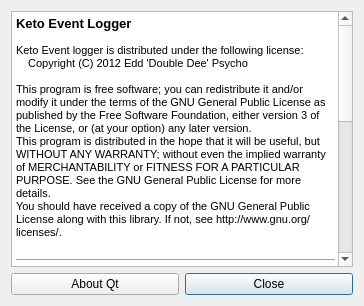
First picture: the form in gui_license.ui, repository FrankMamuda/ketoevent, before the edit.
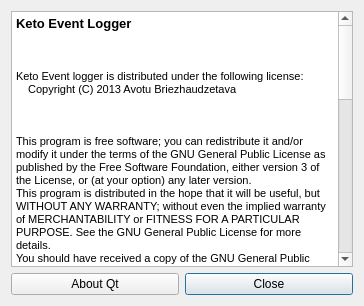
Second picture: the form after the edit. Icons and pictures are not drawn.

Diff of the .ui file:
```diff
--- a/gui_license.ui
+++ b/gui_license.ui
@@ -24,27 +24,34 @@
       <string>&lt;!DOCTYPE HTML PUBLIC &quot;-//W3C//DTD HTML 4.0//EN&quot; &quot;http://www.w3.org/TR/REC-html40/strict.dtd&quot;&gt;
 &lt;html&gt;&lt;head&gt;&lt;meta name=&quot;qrichtext&quot; content=&quot;1&quot; /&gt;&lt;style type=&quot;text/css&quot;&gt;
 p, li { white-space: pre-wrap; }
-&lt;/style&gt;&lt;/head&gt;&lt;body style=&quot; font-family:'DejaVu Sans'; font-size:9pt; font-weight:400; font-style:normal;&quot;&gt;
-&lt;p style=&quot; margin-top:0px; margin-bottom:0px; margin-left:0px; margin-right:0px; -qt-block-indent:0; text-indent:0px;&quot;&gt;&lt;span style=&quot; font-family:'MS Shell Dlg 2'; font-size:10pt; font-weight:600;&quot;&gt;Keto Event Logger&lt;/span&gt;&lt;/p&gt;
-&lt;p style=&quot;-qt-paragraph-type:empty; margin-top:0px; margin-bottom:0px; margin-left:0px; margin-right:0px; -qt-block-indent:0; text-indent:0px; font-family:'MS Shell Dlg 2'; font-size:8pt;&quot;&gt;&lt;br /&gt;&lt;/p&gt;
-&lt;p style=&quot; margin-top:0px; margin-bottom:0px; margin-left:0px; margin-right:0px; -qt-block-indent:0; text-indent:0px;&quot;&gt;&lt;span style=&quot; font-family:'MS Shell Dlg 2'; font-size:8pt;&quot;&gt;Keto Event logger is distributed under the following license:&lt;/span&gt;&lt;/p&gt;
-&lt;p style=&quot; margin-top:0px; margin-bottom:0px; margin-left:0px; margin-right:0px; -qt-block-indent:0; text-indent:0px;&quot;&gt;&lt;span style=&quot; font-family:'Courier New,courier'; font-size:8pt;&quot;&gt;    Copyright (C) 2012 Edd 'Double Dee' Psycho&lt;/span&gt;&lt;/p&gt;
-&lt;p style=&quot;-qt-paragraph-type:empty; margin-top:0px; margin-bottom:0px; margin-left:0px; margin-right:0px; -qt-block-indent:0; text-indent:0px; font-family:'MS Shell Dlg 2'; font-size:8pt;&quot;&gt;&lt;br /&gt;&lt;/p&gt;
-&lt;p style=&quot; margin-top:0px; margin-bottom:0px; margin-left:0px; margin-right:0px; -qt-block-indent:0; text-indent:0px;&quot;&gt;&lt;span style=&quot; font-family:'MS Shell Dlg 2'; font-size:8pt;&quot;&gt;This program is free software; you can redistribute it and/or modify it under the terms of the GNU General Public License as published by the Free Software Foundation, either version 3 of the License, or (at your option) any later version.&lt;/span&gt;&lt;/p&gt;
-&lt;p style=&quot; margin-top:0px; margin-bottom:0px; margin-left:0px; margin-right:0px; -qt-block-indent:0; text-indent:0px;&quot;&gt;&lt;span style=&quot; font-family:'MS Shell Dlg 2'; font-size:8pt;&quot;&gt;This program is distributed in the hope that it will be useful, but WITHOUT ANY WARRANTY; without even the implied warranty of MERCHANTABILITY or FITNESS FOR A PARTICULAR PURPOSE. See the GNU General Public License for more details. &lt;/span&gt;&lt;/p&gt;
-&lt;p style=&quot; margin-top:0px; margin-bottom:0px; margin-left:0px; margin-right:0px; -qt-block-indent:0; text-indent:0px;&quot;&gt;&lt;span style=&quot; font-family:'MS Shell Dlg 2'; font-size:8pt;&quot;&gt;You should have received a copy of the GNU General Public License along with this library. If not, see http://www.gnu.org/licenses/. &lt;/span&gt;&lt;/p&gt;
-&lt;p style=&quot;-qt-paragraph-type:empty; margin-top:0px; margin-bottom:0px; margin-left:0px; margin-right:0px; -qt-block-indent:0; text-indent:0px; font-family:'MS Shell Dlg 2'; font-size:8pt;&quot;&gt;&lt;br /&gt;&lt;/p&gt;
+&lt;/style&gt;&lt;/head&gt;&lt;body style=&quot; font-family:'MS Shell Dlg 2'; font-size:8.25pt; font-weight:400; font-style:normal;&quot;&gt;
+&lt;p style=&quot; margin-top:0px; margin-bottom:0px; margin-left:0px; margin-right:0px; -qt-block-indent:0; text-indent:0px;&quot;&gt;&lt;span style=&quot; font-size:10pt; font-weight:600;&quot;&gt;Keto Event Logger&lt;/span&gt;&lt;/p&gt;
+&lt;p style=&quot;-qt-paragraph-type:empty; margin-top:0px; margin-bottom:0px; margin-left:0px; margin-right:0px; -qt-block-indent:0; text-indent:0px; font-size:8pt;&quot;&gt;&lt;/p&gt;
+&lt;p style=&quot; margin-top:0px; margin-bottom:0px; margin-left:0px; margin-right:0px; -qt-block-indent:0; text-indent:0px;&quot;&gt;&lt;span style=&quot; font-size:8pt;&quot;&gt;&lt;br /&gt;&lt;/span&gt;&lt;/p&gt;
+&lt;p style=&quot; margin-top:0px; margin-bottom:0px; margin-left:0px; margin-right:0px; -qt-block-indent:0; text-indent:0px;&quot;&gt;&lt;span style=&quot; font-size:8pt;&quot;&gt;Keto Event logger is distributed under the following license:&lt;/span&gt;&lt;/p&gt;
+&lt;p style=&quot; margin-top:0px; margin-bottom:0px; margin-left:0px; margin-right:0px; -qt-block-indent:0; text-indent:0px;&quot;&gt;&lt;span style=&quot; font-family:'Courier New,courier'; font-size:8pt;&quot;&gt;    Copyright (C) 2013 Avotu Briezhaudzetava&lt;/span&gt;&lt;/p&gt;
+&lt;p style=&quot;-qt-paragraph-type:empty; margin-top:0px; margin-bottom:0px; margin-left:0px; margin-right:0px; -qt-block-indent:0; text-indent:0px; font-size:8pt;&quot;&gt;&lt;/p&gt;
+&lt;p style=&quot; margin-top:0px; margin-bottom:0px; margin-left:0px; margin-right:0px; -qt-block-indent:0; text-indent:0px;&quot;&gt;&lt;span style=&quot; font-size:8pt;&quot;&gt;&lt;br /&gt;&lt;/span&gt;&lt;/p&gt;
+&lt;p style=&quot; margin-top:0px; margin-bottom:0px; margin-left:0px; margin-right:0px; -qt-block-indent:0; text-indent:0px;&quot;&gt;&lt;span style=&quot; font-size:8pt;&quot;&gt;This program is free software; you can redistribute it and/or modify it under the terms of the GNU General Public License as published by the Free Software Foundation, either version 3 of the License, or (at your option) any later version.&lt;/span&gt;&lt;/p&gt;
+&lt;p style=&quot; margin-top:0px; margin-bottom:0px; margin-left:0px; margin-right:0px; -qt-block-indent:0; text-indent:0px;&quot;&gt;&lt;span style=&quot; font-size:8pt;&quot;&gt;This program is distributed in the hope that it will be useful, but WITHOUT ANY WARRANTY; without even the implied warranty of MERCHANTABILITY or FITNESS FOR A PARTICULAR PURPOSE. See the GNU General Public License for more details. &lt;/span&gt;&lt;/p&gt;
+&lt;p style=&quot; margin-top:0px; margin-bottom:0px; margin-left:0px; margin-right:0px; -qt-block-indent:0; text-indent:0px;&quot;&gt;&lt;span style=&quot; font-size:8pt;&quot;&gt;You should have received a copy of the GNU General Public License along with this library. If not, see http://www.gnu.org/licenses/. &lt;/span&gt;&lt;/p&gt;
+&lt;p style=&quot;-qt-paragraph-type:empty; margin-top:0px; margin-bottom:0px; margin-left:0px; margin-right:0px; -qt-block-indent:0; text-indent:0px; font-size:8pt;&quot;&gt;&lt;/p&gt;
+&lt;p style=&quot; margin-top:0px; margin-bottom:0px; margin-left:0px; margin-right:0px; -qt-block-indent:0; text-indent:0px;&quot;&gt;&lt;span style=&quot; font-size:8pt;&quot;&gt;&lt;br /&gt;&lt;/span&gt;&lt;/p&gt;
 &lt;hr /&gt;
-&lt;p style=&quot;-qt-paragraph-type:empty; margin-top:0px; margin-bottom:0px; margin-left:0px; margin-right:0px; -qt-block-indent:0; text-indent:0px; font-family:'MS Shell Dlg 2'; font-size:8pt;&quot;&gt;&lt;br /&gt;&lt;/p&gt;
-&lt;p style=&quot; margin-top:0px; margin-bottom:0px; margin-left:0px; margin-right:0px; -qt-block-indent:0; text-indent:0px;&quot;&gt;&lt;span style=&quot; font-family:'MS Shell Dlg 2'; font-size:10pt; font-weight:600;&quot;&gt;KDE Oxygen Icon Theme &lt;/span&gt;&lt;/p&gt;
-&lt;p style=&quot;-qt-paragraph-type:empty; margin-top:0px; margin-bottom:0px; margin-left:0px; margin-right:0px; -qt-block-indent:0; text-indent:0px; font-family:'MS Shell Dlg 2'; font-size:8pt;&quot;&gt;&lt;br /&gt;&lt;/p&gt;
-&lt;p style=&quot; margin-top:0px; margin-bottom:0px; margin-left:0px; margin-right:0px; -qt-block-indent:0; text-indent:0px;&quot;&gt;&lt;span style=&quot; font-family:'MS Shell Dlg 2'; font-size:8pt;&quot;&gt;YPlatform2 incorporates icons from KDE's Oxygen icon theme. It is licensed as follows: &lt;/span&gt;&lt;/p&gt;
+&lt;p style=&quot;-qt-paragraph-type:empty; margin-top:0px; margin-bottom:0px; margin-left:0px; margin-right:0px; -qt-block-indent:0; text-indent:0px; font-size:8pt;&quot;&gt;&lt;/p&gt;
+&lt;p style=&quot; margin-top:0px; margin-bottom:0px; margin-left:0px; margin-right:0px; -qt-block-indent:0; text-indent:0px;&quot;&gt;&lt;span style=&quot; font-size:8pt;&quot;&gt;&lt;br /&gt;&lt;/span&gt;&lt;/p&gt;
+&lt;p style=&quot; margin-top:0px; margin-bottom:0px; margin-left:0px; margin-right:0px; -qt-block-indent:0; text-indent:0px;&quot;&gt;&lt;span style=&quot; font-size:10pt; font-weight:600;&quot;&gt;KDE Oxygen Icon Theme &lt;/span&gt;&lt;/p&gt;
+&lt;p style=&quot;-qt-paragraph-type:empty; margin-top:0px; margin-bottom:0px; margin-left:0px; margin-right:0px; -qt-block-indent:0; text-indent:0px; font-size:8pt;&quot;&gt;&lt;/p&gt;
+&lt;p style=&quot; margin-top:0px; margin-bottom:0px; margin-left:0px; margin-right:0px; -qt-block-indent:0; text-indent:0px;&quot;&gt;&lt;span style=&quot; font-size:8pt;&quot;&gt;&lt;br /&gt;&lt;/span&gt;&lt;/p&gt;
+&lt;p style=&quot; margin-top:0px; margin-bottom:0px; margin-left:0px; margin-right:0px; -qt-block-indent:0; text-indent:0px;&quot;&gt;&lt;span style=&quot; font-size:8pt;&quot;&gt;YPlatform2 incorporates icons from KDE's Oxygen icon theme. It is licensed as follows: &lt;/span&gt;&lt;/p&gt;
 &lt;p style=&quot; margin-top:0px; margin-bottom:0px; margin-left:0px; margin-right:0px; -qt-block-indent:0; text-indent:0px;&quot;&gt;&lt;span style=&quot; font-family:'Courier New,courier'; font-size:8pt;&quot;&gt;    Copyright (c) 2007 David Vignoni&lt;br /&gt;    Copyright (c) 2007 Johann Ollivier Lapeyre&lt;br /&gt;    Copyright (c) 2007 Kenneth Wimer&lt;br /&gt;    Copyright (c) 2007 Nuno Fernades Pinheiro&lt;br /&gt;    Copyright (c) 2007 Riccardo Iaconelli&lt;br /&gt;    Copyright (c) 2007 David Miller&lt;br /&gt;    and others. &lt;/span&gt;&lt;/p&gt;
-&lt;p style=&quot;-qt-paragraph-type:empty; margin-top:0px; margin-bottom:0px; margin-left:0px; margin-right:0px; -qt-block-indent:0; text-indent:0px; font-family:'MS Shell Dlg 2'; font-size:8pt;&quot;&gt;&lt;br /&gt;&lt;/p&gt;
-&lt;p style=&quot; margin-top:0px; margin-bottom:0px; margin-left:0px; margin-right:0px; -qt-block-indent:0; text-indent:0px;&quot;&gt;&lt;span style=&quot; font-family:'MS Shell Dlg 2'; font-size:8pt;&quot;&gt;This library is free software; you can redistribute it and/or modify it under the terms of the GNU Library General Public License as published by the Free Software Foundation; either version 3 of the License, or (at your option) any later version. &lt;/span&gt;&lt;/p&gt;
-&lt;p style=&quot; margin-top:0px; margin-bottom:0px; margin-left:0px; margin-right:0px; -qt-block-indent:0; text-indent:0px;&quot;&gt;&lt;span style=&quot; font-family:'MS Shell Dlg 2'; font-size:8pt;&quot;&gt;This library is distributed in the hope that it will be useful, but WITHOUT ANY WARRANTY; without even the implied warranty of MERCHANTABILITY or FITNESS FOR A PARTICULAR PURPOSE. See the GNU Library General Public License for more details. &lt;/span&gt;&lt;/p&gt;
-&lt;p style=&quot; margin-top:0px; margin-bottom:0px; margin-left:0px; margin-right:0px; -qt-block-indent:0; text-indent:0px;&quot;&gt;&lt;span style=&quot; font-family:'MS Shell Dlg 2'; font-size:8pt;&quot;&gt;You should have received a copy of the GNU Library General Public License along with this library. If not, see http://www.gnu.org/licenses/. &lt;/span&gt;&lt;/p&gt;
-&lt;p style=&quot;-qt-paragraph-type:empty; margin-top:0px; margin-bottom:0px; margin-left:0px; margin-right:0px; -qt-block-indent:0; text-indent:0px; font-family:'MS Shell Dlg 2'; font-size:8pt;&quot;&gt;&lt;br /&gt;&lt;/p&gt;&lt;/body&gt;&lt;/html&gt;</string>
+&lt;p style=&quot;-qt-paragraph-type:empty; margin-top:0px; margin-bottom:0px; margin-left:0px; margin-right:0px; -qt-block-indent:0; text-indent:0px; font-size:8pt;&quot;&gt;&lt;/p&gt;
+&lt;p style=&quot; margin-top:0px; margin-bottom:0px; margin-left:0px; margin-right:0px; -qt-block-indent:0; text-indent:0px;&quot;&gt;&lt;span style=&quot; font-size:8pt;&quot;&gt;&lt;br /&gt;&lt;/span&gt;&lt;/p&gt;
+&lt;p style=&quot; margin-top:0px; margin-bottom:0px; margin-left:0px; margin-right:0px; -qt-block-indent:0; text-indent:0px;&quot;&gt;&lt;span style=&quot; font-size:8pt;&quot;&gt;This library is free software; you can redistribute it and/or modify it under the terms of the GNU Library General Public License as published by the Free Software Foundation; either version 3 of the License, or (at your option) any later version. &lt;/span&gt;&lt;/p&gt;
+&lt;p style=&quot; margin-top:0px; margin-bottom:0px; margin-left:0px; margin-right:0px; -qt-block-indent:0; text-indent:0px;&quot;&gt;&lt;span style=&quot; font-size:8pt;&quot;&gt;This library is distributed in the hope that it will be useful, but WITHOUT ANY WARRANTY; without even the implied warranty of MERCHANTABILITY or FITNESS FOR A PARTICULAR PURPOSE. See the GNU Library General Public License for more details. &lt;/span&gt;&lt;/p&gt;
+&lt;p style=&quot; margin-top:0px; margin-bottom:0px; margin-left:0px; margin-right:0px; -qt-block-indent:0; text-indent:0px;&quot;&gt;&lt;span style=&quot; font-size:8pt;&quot;&gt;You should have received a copy of the GNU Library General Public License along with this library. If not, see http://www.gnu.org/licenses/. &lt;/span&gt;&lt;/p&gt;
+&lt;p style=&quot;-qt-paragraph-type:empty; margin-top:0px; margin-bottom:0px; margin-left:0px; margin-right:0px; -qt-block-indent:0; text-indent:0px; font-size:8pt;&quot;&gt;&lt;/p&gt;
+&lt;p style=&quot; margin-top:0px; margin-bottom:0px; margin-left:0px; margin-right:0px; -qt-block-indent:0; text-indent:0px;&quot;&gt;&lt;span style=&quot; font-size:8pt;&quot;&gt;&lt;br /&gt;&lt;/span&gt;&lt;/p&gt;&lt;/body&gt;&lt;/html&gt;</string>
      </property>
      <property name="textInteractionFlags">
       <set>Qt::TextSelectableByKeyboard|Qt::TextSelectableByMouse</set>
```
